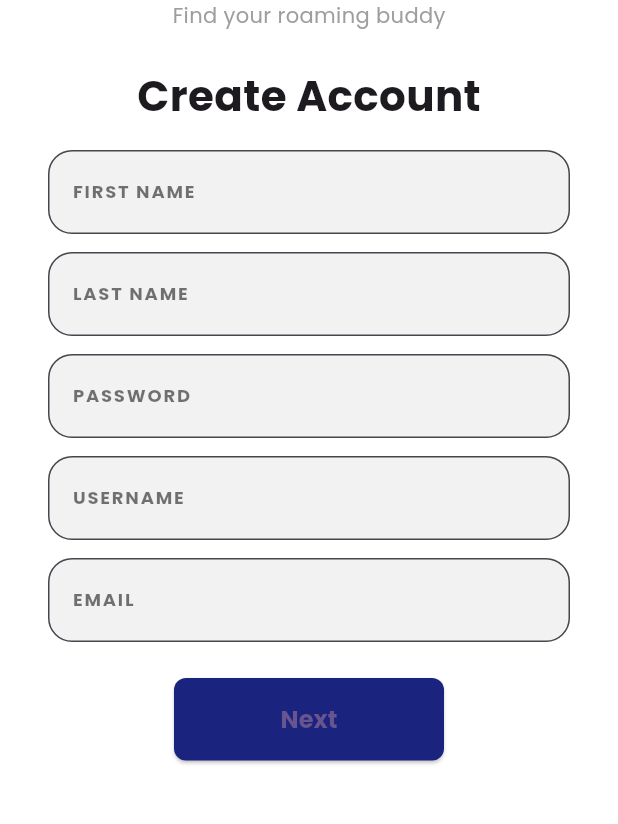
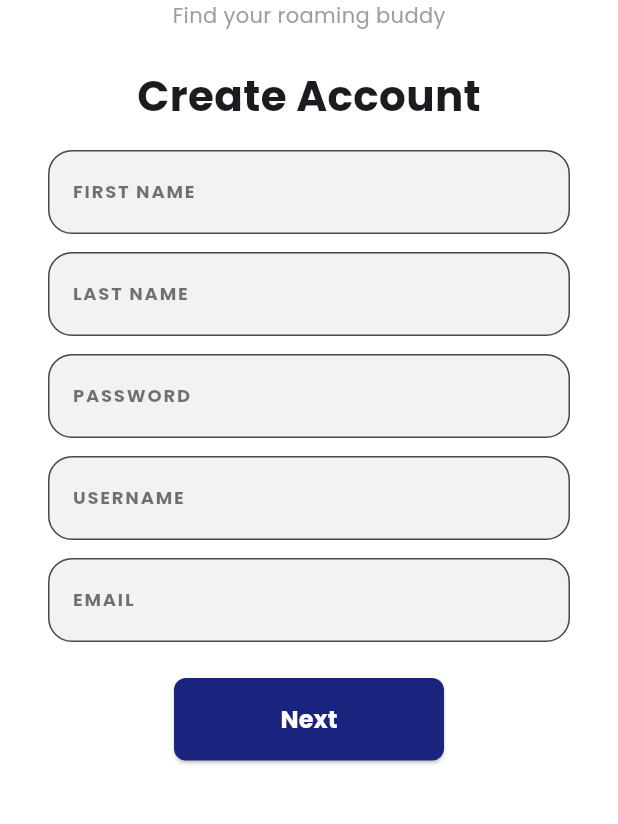
Before and after one commit to CMSC-23-2nd-Sem-2024-2025/Roamie-app, a Flutter app: the screen it shows after launch, on a phone screen of 412 x 824 dp, the part 135-959 px from its top. Run offline on Flutter 3.47's test engine with Material 3 defaults, Android fonts, the phone set to English and light mode, and no system bars; our stand-ins replace cloud_firestore, firebase_auth, firebase_core; accounts and stored records are empty; generated files the repository leaves out were written again.

Commit message:
refactor: improved UI look

```diff
--- a/lib/screens/interests_travel_styles_page.dart
+++ b/lib/screens/interests_travel_styles_page.dart
@@ -32,7 +32,6 @@ class _InterestsTravelStylesPageState extends State<InterestsTravelStylesPage> {
   void _onNext() {
     final interests = _splitInput(_interestsController.text);
     final travelStyles = _splitInput(_travelStylesController.text);
-    print('Interests: $interests, TravelStyles: $travelStyles');
     widget.onNext(interests, travelStyles);
   }
 
@@ -116,7 +115,10 @@ class _InterestsTravelStylesPageState extends State<InterestsTravelStylesPage> {
                       padding: const EdgeInsets.symmetric(vertical: 16),
                     ),
                     onPressed: _onNext,
-                    child: const Text('Next', style: TextStyle(fontSize: 16)),
+                    child: const Text(
+                      'Next',
+                      style: TextStyle(fontSize: 16, color: Colors.white),
+                    ),
                   ),
                 ),
                 const SizedBox(height: 32),
--- a/lib/screens/sign_up_page.dart
+++ b/lib/screens/sign_up_page.dart
@@ -52,7 +52,7 @@ class _SignUpPageState extends State<SignUpPage> {
         if (userCredential.user != null) {
           final String userId = userCredential.user!.uid;
 
-          // Navigate to interests page
+          // Navigate to travel styles-interests page
           if (!mounted) return;
           Navigator.push(
             context,
@@ -60,7 +60,6 @@ class _SignUpPageState extends State<SignUpPage> {
               builder:
                   (context) => InterestsTravelStylesPage(
                     onNext: (interests, travelStyles) async {
-                      print('onNext called with: $interests, $travelStyles');
                       // Create user object with all data
                       final AppUser newUser = AppUser(
                         firstName: _firstNameController.text.trim(),
@@ -152,7 +151,6 @@ class _SignUpPageState extends State<SignUpPage> {
                 const Text(
                   'ROAMIE',
                   style: TextStyle(
-                    fontFamily: 'Poppins',
                     fontWeight: FontWeight.bold,
                     fontSize: 24,
                     color: Colors.deepOrange,
@@ -160,22 +158,14 @@ class _SignUpPageState extends State<SignUpPage> {
                 ),
                 const Text(
                   'Find your roaming buddy',
-                  style: TextStyle(
-                    fontFamily: 'Poppins',
-                    fontSize: 14,
-                    color: Colors.grey,
-                  ),
+                  style: TextStyle(fontSize: 14, color: Colors.grey),
                 ),
                 const SizedBox(height: 24),
                 const Align(
                   alignment: Alignment.center,
                   child: Text(
                     'Create Account',
-                    style: TextStyle(
-                      fontFamily: 'Poppins',
-                      fontWeight: FontWeight.bold,
-                      fontSize: 28,
-                    ),
+                    style: TextStyle(fontWeight: FontWeight.bold, fontSize: 28),
                   ),
                 ),
                 const SizedBox(height: 16),
@@ -190,10 +180,7 @@ class _SignUpPageState extends State<SignUpPage> {
                     ),
                     child: Text(
                       _errorMessage!,
-                      style: TextStyle(
-                        color: Colors.red.shade800,
-                        fontFamily: 'Poppins',
-                      ),
+                      style: TextStyle(color: Colors.red.shade800),
                     ),
                   ),
                 Form(
@@ -206,17 +193,13 @@ class _SignUpPageState extends State<SignUpPage> {
                         decoration: const InputDecoration(
                           labelText: 'FIRST NAME',
                           labelStyle: TextStyle(
-                            fontFamily: 'Poppins',
                             fontWeight: FontWeight.w600,
                             fontSize: 12,
                             color: Colors.black54,
                             letterSpacing: 1.2,
                           ),
                           hintText: 'Juan',
-                          hintStyle: TextStyle(
-                            fontFamily: 'Poppins',
-                            color: Colors.black45,
-                          ),
+                          hintStyle: TextStyle(color: Colors.black45),
                           border: OutlineInputBorder(
                             borderRadius: BorderRadius.all(Radius.circular(16)),
                           ),
@@ -236,17 +219,13 @@ class _SignUpPageState extends State<SignUpPage> {
                         decoration: const InputDecoration(
                           labelText: 'LAST NAME',
                           labelStyle: TextStyle(
-                            fontFamily: 'Poppins',
                             fontWeight: FontWeight.w600,
                             fontSize: 12,
                             color: Colors.black54,
                             letterSpacing: 1.2,
                           ),
                           hintText: 'Dela Cruz',
-                          hintStyle: TextStyle(
-                            fontFamily: 'Poppins',
-                            color: Colors.black45,
-                          ),
+                          hintStyle: TextStyle(color: Colors.black45),
                           border: OutlineInputBorder(
                             borderRadius: BorderRadius.all(Radius.circular(16)),
                           ),
@@ -267,17 +246,13 @@ class _SignUpPageState extends State<SignUpPage> {
                         decoration: const InputDecoration(
                           labelText: 'PASSWORD',
                           labelStyle: TextStyle(
-                            fontFamily: 'Poppins',
                             fontWeight: FontWeight.w600,
                             fontSize: 12,
                             color: Colors.black54,
                             letterSpacing: 1.2,
                           ),
                           hintText: '******',
-                          hintStyle: TextStyle(
-                            fontFamily: 'Poppins',
-                            color: Colors.black45,
-                          ),
+                          hintStyle: TextStyle(color: Colors.black45),
                           border: OutlineInputBorder(
                             borderRadius: BorderRadius.all(Radius.circular(16)),
                           ),
@@ -297,17 +272,13 @@ class _SignUpPageState extends State<SignUpPage> {
                         decoration: const InputDecoration(
                           labelText: 'USERNAME',
                           labelStyle: TextStyle(
-                            fontFamily: 'Poppins',
                             fontWeight: FontWeight.w600,
                             fontSize: 12,
                             color: Colors.black54,
                             letterSpacing: 1.2,
                           ),
                           hintText: 'juan_delacruz123',
-                          hintStyle: TextStyle(
-                            fontFamily: 'Poppins',
-                            color: Colors.black45,
-                          ),
+                          hintStyle: TextStyle(color: Colors.black45),
                           border: OutlineInputBorder(
                             borderRadius: BorderRadius.all(Radius.circular(16)),
                           ),
@@ -327,17 +298,13 @@ class _SignUpPageState extends State<SignUpPage> {
                         decoration: const InputDecoration(
                           labelText: 'EMAIL',
                           labelStyle: TextStyle(
-                            fontFamily: 'Poppins',
                             fontWeight: FontWeight.w600,
                             fontSize: 12,
                             color: Colors.black54,
                             letterSpacing: 1.2,
                           ),
                           hintText: 'juandelacruz@email.com',
-                          hintStyle: TextStyle(
-                            fontFamily: 'Poppins',
-                            color: Colors.black45,
-                          ),
+                          hintStyle: TextStyle(color: Colors.black45),
                           border: OutlineInputBorder(
                             borderRadius: BorderRadius.all(Radius.circular(16)),
                           ),
@@ -376,9 +343,9 @@ class _SignUpPageState extends State<SignUpPage> {
                                     : const Text(
                                       'Next',
                                       style: TextStyle(
-                                        fontFamily: 'Poppins',
                                         fontSize: 16,
                                         fontWeight: FontWeight.bold,
+                                        color: Colors.white,
                                       ),
                                     ),
                           ),
--- a/lib/screens/welcome_page.dart
+++ b/lib/screens/welcome_page.dart
@@ -42,7 +42,6 @@ class WelcomePage extends StatelessWidget {
                       style: TextStyle(fontSize: 16, color: Colors.black),
                     ),
                     Icon(Icons.chevron_right),
-                    Icon(Icons.chevron_right),
                   ],
                 ),
               ),
```
